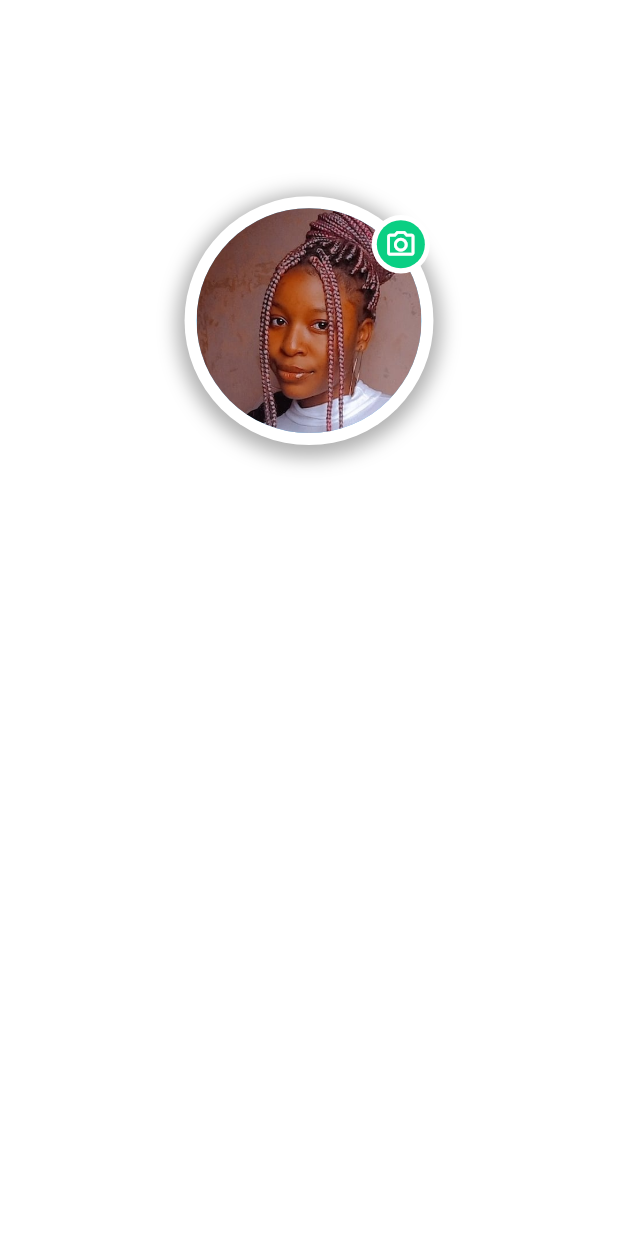
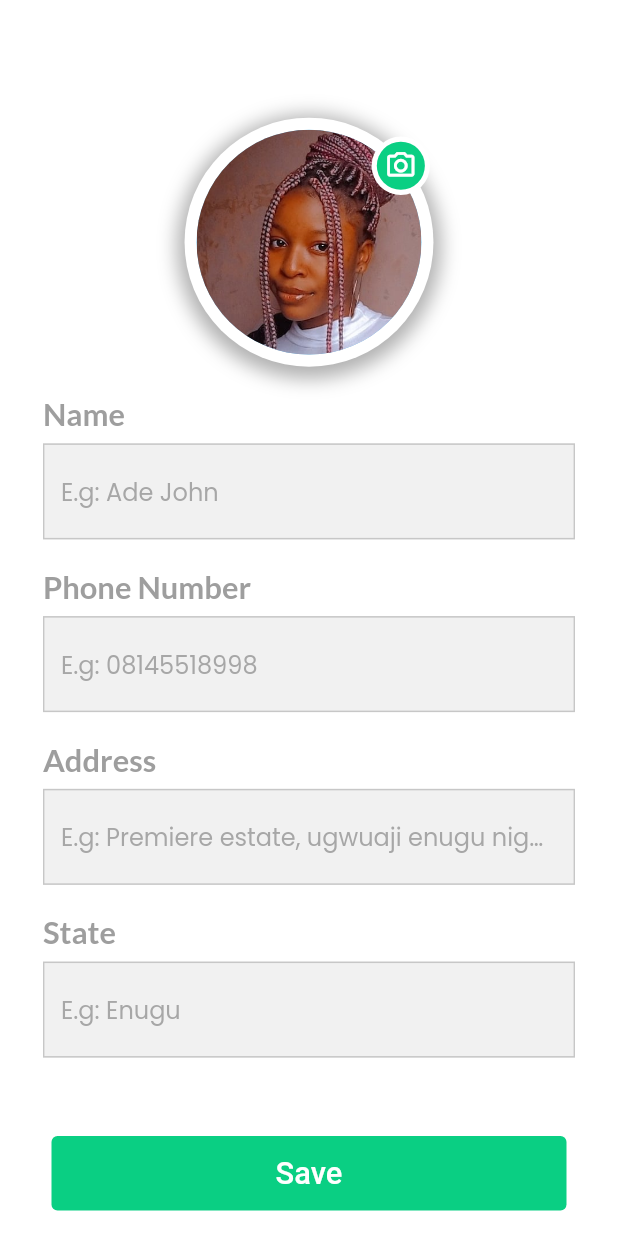
Before and after one commit to AchizuePriscilla/volt-laundry, a Flutter app: the EditProfileView screen opened by its route, on a phone screen of 412 x 824 dp. Run offline on Flutter 3.47's test engine with Material 2 defaults, Android fonts, the phone set to English and light mode, and no system bars; our stand-ins replace country_code_picker, flutter_screenutil, get_it, google_fonts, iconly, pin_code_fields.

Commit message:
Feat: Edit Profile View

```diff
--- a/lib/presentation/shared/custom_textfield.dart
+++ b/lib/presentation/shared/custom_textfield.dart
@@ -67,7 +67,7 @@ class CustomTextField extends StatelessWidget {
         prefixIcon: prefix,
         suffixIcon: suffix,
         filled: true,
-        fillColor: fillColor,
+        fillColor: fillColor ?? Theme.of(context).primaryColorLight,
         labelStyle: TextStyle(
           fontSize: 16.sp,
           color:
--- a/lib/presentation/views/edit_profile_view.dart
+++ b/lib/presentation/views/edit_profile_view.dart
@@ -6,22 +6,95 @@ class EditProfileView extends StatelessWidget {
 
   @override
   Widget build(BuildContext context) {
-    return ResponsiveWidget(builder: (_, size) {
+    return ResponsiveWidget(
+        resizeToAvoidBottomInset: true,
+        builder: (_, size) {
           return Container(
               padding: EdgeInsets.symmetric(horizontal: 25.w),
-          child: Column(
-            crossAxisAlignment: CrossAxisAlignment.center,
+              child: SizedBox(
+                height: size.height,
+                child: ListView(
                   children: [
                     const CustomSpacer(
-                flex: 20,
+                      flex: 12,
                     ),
-              Align(
+                    const Align(
                       alignment: Alignment.center,
                       child: ProfileAvatar(
                         canEdit: true,
                         isSmall: true,
-                  )),
+                      ),
+                    ),
+                    const CustomSpacer(flex: 3),
+                    Text(
+                      'Name',
+                      style: GoogleFonts.lato(
+                        fontSize: 18.sp,
+                        fontWeight: FontWeight.w600,
+                        color: Theme.of(context).disabledColor.withOpacity(.7),
+                      ),
+                    ),
+                    const CustomSpacer(flex: 1),
+                    CustomTextField(
+                      fillColor:
+                          Theme.of(context).disabledColor.withOpacity(.1),
+                      hint: 'E.g: Ade John',
+                    ),
+                    const CustomSpacer(flex: 3),
+                    Text(
+                      'Phone Number',
+                      style: GoogleFonts.lato(
+                        fontSize: 18.sp,
+                        fontWeight: FontWeight.w600,
+                        color: Theme.of(context).disabledColor.withOpacity(.7),
+                      ),
+                    ),
+                    const CustomSpacer(flex: 1),
+                    CustomTextField(
+                      fillColor:
+                          Theme.of(context).disabledColor.withOpacity(.1),
+                      hint: 'E.g: 08145518998',
+                    ),
+                    const CustomSpacer(flex: 3),
+                    Text(
+                      'Address',
+                      style: GoogleFonts.lato(
+                        fontSize: 18.sp,
+                        fontWeight: FontWeight.w600,
+                        color: Theme.of(context).disabledColor.withOpacity(.7),
+                      ),
+                    ),
+                    const CustomSpacer(flex: 1),
+                    CustomTextField(
+                      fillColor:
+                          Theme.of(context).disabledColor.withOpacity(.1),
+                      hint: 'E.g: Premiere estate, ugwuaji enugu nigeria',
+                    ),
+                    const CustomSpacer(flex: 3),
+                    Text(
+                      'State',
+                      style: GoogleFonts.lato(
+                        fontSize: 18.sp,
+                        fontWeight: FontWeight.w600,
+                        color: Theme.of(context).disabledColor.withOpacity(.7),
+                      ),
+                    ),
+                    const CustomSpacer(flex: 1),
+                    CustomTextField(
+                      fillColor:
+                          Theme.of(context).disabledColor.withOpacity(.1),
+                      hint: 'E.g: Enugu',
+                    ),
+                    const CustomSpacer(flex: 8),
+                    Align(
+                        alignment: Alignment.center,
+                        child: Button(
+                            text: 'Save',
+                            color: Palette.lightGreen,
+                            onPressed: () {})),
+                    const CustomSpacer(flex: 3),
                   ],
+                ),
               ));
         });
   }
--- a/lib/presentation/views/laundry_details.dart
+++ b/lib/presentation/views/laundry_details.dart
@@ -42,6 +42,7 @@ class _LaundryDetailsState extends State<LaundryDetails> {
     var laundryDetailsVM = context.read<LaundryVM>();
 
     return ResponsiveWidget(
+        resizeToAvoidBottomInset: true,
         appBar: AppBar(
           toolbarHeight: 70.h,
           backgroundColor: Colors.transparent,
@@ -199,7 +200,7 @@ class _LaundryDetailsState extends State<LaundryDetails> {
                     ),
                     const CustomSpacer(flex: 3),
                     Button(text: 'Process', onPressed: () {}),
-                    const Expanded(child: SizedBox())
+                    const CustomSpacer(flex: 3),
                   ],
                 ),
               ),
```
Lines whose indentation alone changed are shown as unchanged.
